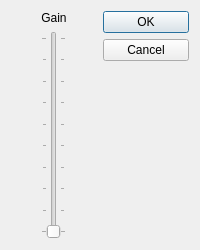
Qt form src/qt/qt_soundgain.ui (86Box/86Box) before a commit.
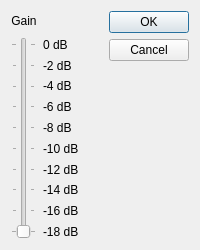
The same form after that commit.

Commit message: Add scale labels to Sound Gain dialog

The edit to the form file:
```diff
--- a/src/qt/qt_soundgain.ui
+++ b/src/qt/qt_soundgain.ui
@@ -31,7 +31,90 @@
   <property name="windowTitle">
    <string>Sound Gain</string>
   </property>
-  <layout class="QGridLayout" name="gridLayout" columnstretch="1,1">
+  <layout class="QGridLayout" name="gridLayout" columnstretch="1,0,0,0">
+   <item row="10" column="1">
+    <widget class="QLabel" name="label_7">
+     <property name="text">
+      <string>-18 dB</string>
+     </property>
+    </widget>
+   </item>
+   <item row="0" column="2">
+    <spacer name="horizontalSpacer">
+     <property name="orientation">
+      <enum>Qt::Horizontal</enum>
+     </property>
+     <property name="sizeHint" stdset="0">
+      <size>
+       <width>40</width>
+       <height>20</height>
+      </size>
+     </property>
+    </spacer>
+   </item>
+   <item row="3" column="1">
+    <widget class="QLabel" name="label_9">
+     <property name="text">
+      <string>-4 dB</string>
+     </property>
+    </widget>
+   </item>
+   <item row="5" column="1">
+    <widget class="QLabel" name="label_3">
+     <property name="text">
+      <string>-8 dB</string>
+     </property>
+    </widget>
+   </item>
+   <item row="8" column="1">
+    <widget class="QLabel" name="label_5">
+     <property name="text">
+      <string>-14 dB</string>
+     </property>
+    </widget>
+   </item>
+   <item row="7" column="1">
+    <widget class="QLabel" name="label_4">
+     <property name="text">
+      <string>-12 dB</string>
+     </property>
+    </widget>
+   </item>
+   <item row="2" column="1">
+    <widget class="QLabel" name="label_10">
+     <property name="text">
+      <string>-2 dB</string>
+     </property>
+    </widget>
+   </item>
+   <item row="9" column="1">
+    <widget class="QLabel" name="label_6">
+     <property name="text">
+      <string>-16 dB</string>
+     </property>
+    </widget>
+   </item>
+   <item row="4" column="1">
+    <widget class="QLabel" name="label_8">
+     <property name="text">
+      <string>-6 dB</string>
+     </property>
+    </widget>
+   </item>
+   <item row="6" column="1">
+    <widget class="QLabel" name="label_2">
+     <property name="text">
+      <string>-10 dB</string>
+     </property>
+    </widget>
+   </item>
+   <item row="1" column="1">
+    <widget class="QLabel" name="label_11">
+     <property name="text">
+      <string>0 dB</string>
+     </property>
+    </widget>
+   </item>
    <item row="0" column="0">
     <widget class="QLabel" name="label">
      <property name="sizePolicy">
@@ -48,7 +131,7 @@
      </property>
     </widget>
    </item>
-   <item row="1" column="0" alignment="Qt::AlignHCenter">
+   <item row="1" column="0" rowspan="10" alignment="Qt::AlignHCenter">
     <widget class="QSlider" name="verticalSlider">
      <property name="maximum">
       <number>18</number>
@@ -70,7 +153,7 @@
      </property>
     </widget>
    </item>
-   <item row="0" column="1" rowspan="2">
+   <item row="0" column="3" rowspan="7">
     <widget class="QDialogButtonBox" name="buttonBox">
      <property name="sizePolicy">
       <sizepolicy hsizetype="Minimum" vsizetype="Expanding">
```
